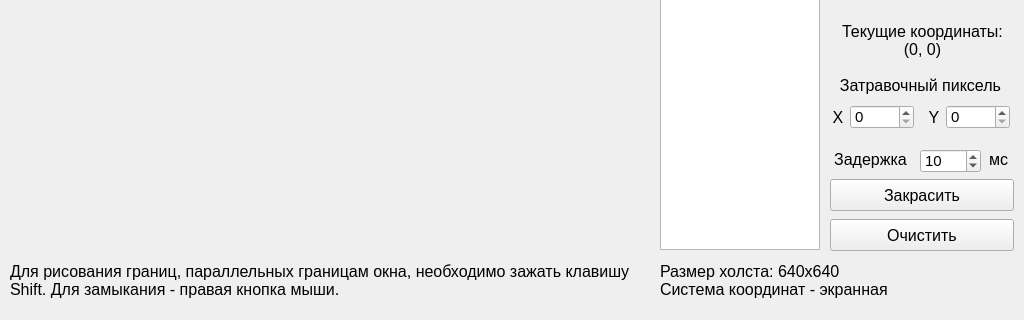
Above: antsor/lab_06/mainwindow.ui from SGCube/IU7-Computer-Graphics before the change; both pictures show x 0 to 1024 and y 400 to 720 of the 1024 by 720 pixel window. Below: the same form after it.
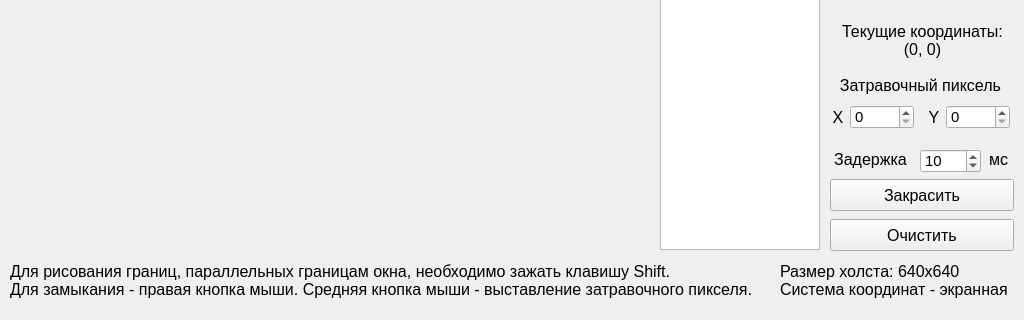
That is the form after the change. Custom widgets are drawn as their Qt base class.

Commit message: lab_06_a: set span point by middle button

Diff of the .ui file:
```diff
--- a/antsor/lab_06/mainwindow.ui
+++ b/antsor/lab_06/mainwindow.ui
@@ -256,7 +256,7 @@
      <rect>
       <x>10</x>
       <y>660</y>
-      <width>641</width>
+      <width>761</width>
       <height>41</height>
      </rect>
     </property>
@@ -266,8 +266,8 @@
      </font>
     </property>
     <property name="text">
-     <string>Для рисования границ, параллельных границам окна, необходимо зажать клавишу
-Shift. Для замыкания - правая кнопка мыши.</string>
+     <string>Для рисования границ, параллельных границам окна, необходимо зажать клавишу Shift.
+Для замыкания - правая кнопка мыши. Средняя кнопка мыши - выставление затравочного пикселя.</string>
     </property>
     <property name="alignment">
      <set>Qt::AlignLeading|Qt::AlignLeft|Qt::AlignVCenter</set>
@@ -626,9 +626,9 @@
    <widget class="QLabel" name="hint_2">
     <property name="geometry">
      <rect>
-      <x>660</x>
+      <x>780</x>
       <y>660</y>
-      <width>341</width>
+      <width>231</width>
       <height>41</height>
      </rect>
     </property>
```
The commit also changes 4 other files.
